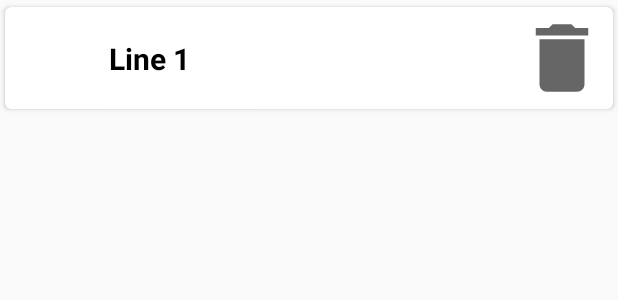
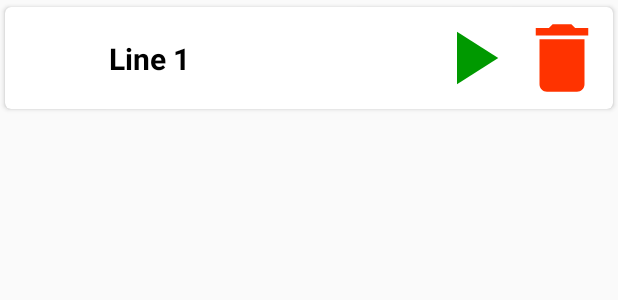
Before and after one commit to JanCereal/AppEntwicklungTIF18A, an Android app: the layout category_template.xml on its own in the app's theme, with its tools: preview values and no code run, on a phone screen of 412 x 824 dp. Shown: the top 300 px of the screen. Run offline under Robolectric (Android 15) with nearby library versions, the phone set to English and light mode, and no system bars.

Commit message:
Delete Funtion successfully implemented

```diff
--- /dev/null
+++ b/app/src/main/res/drawable/ic_play.xml
@@ -0,0 +1,10 @@
+<vector xmlns:android="http://schemas.android.com/apk/res/android"
+    android:width="24dp"
+    android:height="24dp"
+    android:viewportWidth="24"
+    android:viewportHeight="24"
+    android:tint="?attr/colorControlNormal">
+  <path
+      android:fillColor="@android:color/holo_green_light"
+      android:pathData="M8,5v14l11,-7z"/>
+</vector>
--- a/app/src/main/res/layout/example_category.xml
+++ b/app/src/main/res/layout/category_template.xml
@@ -13,14 +13,13 @@
         android:layout_margin="4dp">
 
         <ImageView
-            android:id="@+id/imgView"
+            android:id="@+id/imgCategory"
             android:layout_width="60dp"
             android:layout_height="60dp"
-            android:contentDescription="CategoryName"
+            android:contentDescription="CategoryImage"
             android:padding="2dp"
             app:layout_constraintStart_toStartOf="parent"
-            app:layout_constraintTop_toTopOf="parent"
-            tools:ignore="MissingConstraints" />
+            app:layout_constraintTop_toTopOf="parent"/>
 
         <TextView
             android:id="@+id/txtCategory"
@@ -33,17 +32,27 @@
             android:textSize="20sp"
             android:textStyle="bold"
             app:layout_constraintBottom_toBottomOf="parent"
-            app:layout_constraintStart_toEndOf="@+id/imgView"
+            app:layout_constraintStart_toEndOf="@+id/imgCategory"
             app:layout_constraintTop_toTopOf="parent" />
+
+        <ImageView
+            android:id="@+id/imgPlay"
+            android:layout_width="60dp"
+            android:layout_height="60dp"
+            android:contentDescription="Play"
+            app:layout_constraintEnd_toStartOf="@+id/imgDelete"
+            app:layout_constraintTop_toTopOf="parent"
+            app:srcCompat="@drawable/ic_play"
+            android:tint="	 #009900"/>
 
         <ImageView
             android:id="@+id/imgDelete"
             android:layout_width="60dp"
             android:layout_height="60dp"
             app:layout_constraintEnd_toEndOf="parent"
-            android:src="@drawable/ic_delete"
-            tools:ignore="MissingConstraints">
-
-        </ImageView>
+            app:srcCompat="@drawable/ic_delete"
+            android:tint="#ff3300"
+            tools:ignore="MissingConstraints"
+            android:contentDescription="Delete"/>
     </androidx.constraintlayout.widget.ConstraintLayout>
 </androidx.cardview.widget.CardView>
```
Also changed, not shown: app/src/main/java/com/example/AppEntwicklungTIF18A/Category.kt (+10 -5 lines), app/src/main/java/com/example/AppEntwicklungTIF18A/CategoryFragment.kt (+3 -4 lines), app/src/main/java/com/example/AppEntwicklungTIF18A/ExampleAdapter.kt (+21 -10 lines).
